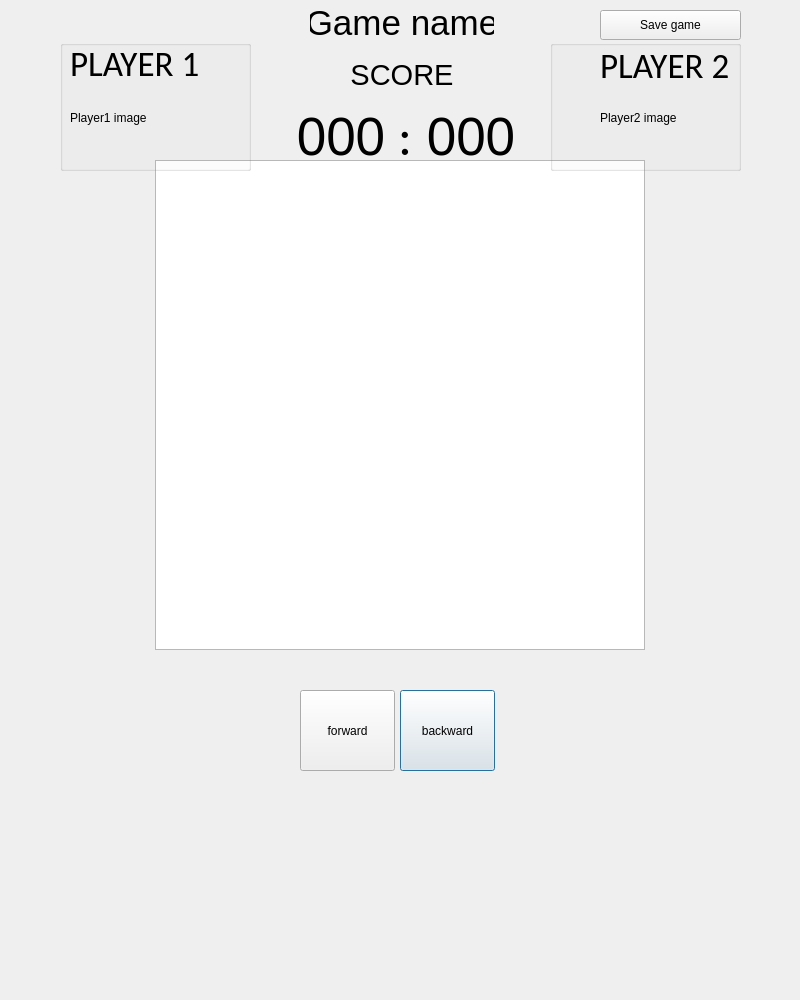
Old version of the form gui/dialog.ui in the repository mcyprian/ICP_Othello.
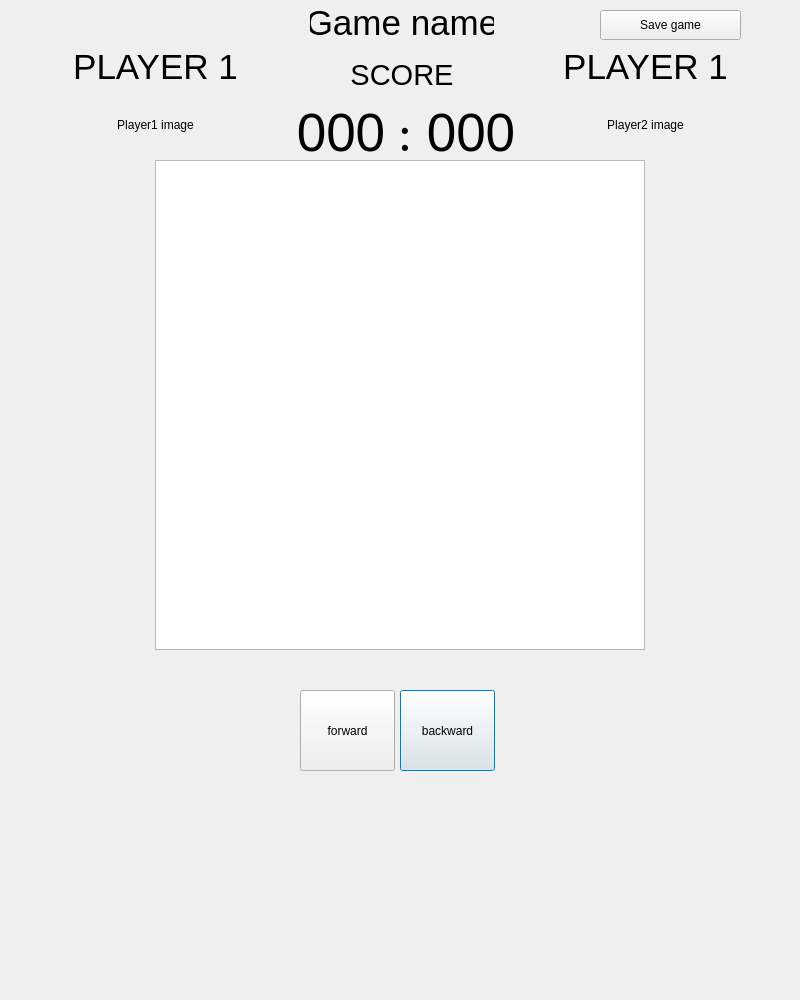
New version of the form.

Commit message: Small changes in dialog window

Patch:
```diff
--- a/gui/dialog.ui
+++ b/gui/dialog.ui
@@ -29,7 +29,7 @@
      <x>290</x>
      <y>102</y>
      <width>232</width>
-     <height>70</height>
+     <height>61</height>
     </rect>
    </property>
    <layout class="QHBoxLayout" name="horizontalLayout_2">
@@ -98,61 +98,33 @@
      <x>60</x>
      <y>40</y>
      <width>191</width>
-     <height>131</height>
+     <height>111</height>
     </rect>
    </property>
    <layout class="QVBoxLayout" name="verticalLayout">
     <item>
-     <widget class="QGroupBox" name="groupBox">
-      <property name="title">
-       <string/>
+     <widget class="QLabel" name="player1_name">
+      <property name="font">
+       <font>
+        <pointsize>26</pointsize>
+       </font>
       </property>
-      <widget class="QLabel" name="player1_image">
-       <property name="geometry">
-        <rect>
-         <x>10</x>
-         <y>38</y>
-         <width>131</width>
-         <height>80</height>
-        </rect>
-       </property>
-       <property name="maximumSize">
-        <size>
-         <width>131</width>
-         <height>16777215</height>
-        </size>
-       </property>
-       <property name="text">
-        <string>Player1 image</string>
-       </property>
-      </widget>
-      <widget class="QLabel" name="player1_name">
-       <property name="geometry">
-        <rect>
-         <x>10</x>
-         <y>-2</y>
-         <width>131</width>
-         <height>52</height>
-        </rect>
-       </property>
-       <property name="maximumSize">
-        <size>
-         <width>131</width>
-         <height>16777215</height>
-        </size>
-       </property>
-       <property name="font">
-        <font>
-         <family>Carlito</family>
-         <pointsize>26</pointsize>
-         <weight>50</weight>
-         <bold>false</bold>
-        </font>
-       </property>
-       <property name="text">
-        <string>PLAYER 1</string>
-       </property>
-      </widget>
+      <property name="text">
+       <string>PLAYER 1</string>
+      </property>
+      <property name="alignment">
+       <set>Qt::AlignCenter</set>
+      </property>
+     </widget>
+    </item>
+    <item>
+     <widget class="QLabel" name="player1_image">
+      <property name="text">
+       <string>Player1 image</string>
+      </property>
+      <property name="alignment">
+       <set>Qt::AlignCenter</set>
+      </property>
      </widget>
     </item>
    </layout>
@@ -163,64 +135,33 @@
      <x>550</x>
      <y>40</y>
      <width>191</width>
-     <height>131</height>
+     <height>111</height>
     </rect>
    </property>
    <layout class="QVBoxLayout" name="verticalLayout_2">
     <item>
-     <widget class="QGroupBox" name="groupBox_2">
-      <property name="layoutDirection">
-       <enum>Qt::RightToLeft</enum>
+     <widget class="QLabel" name="player2_name">
+      <property name="font">
+       <font>
+        <pointsize>26</pointsize>
+       </font>
       </property>
-      <property name="title">
-       <string/>
+      <property name="text">
+       <string>PLAYER 1</string>
       </property>
-      <widget class="QLabel" name="player2_image">
-       <property name="geometry">
-        <rect>
-         <x>50</x>
-         <y>38</y>
-         <width>131</width>
-         <height>80</height>
-        </rect>
-       </property>
-       <property name="maximumSize">
-        <size>
-         <width>131</width>
-         <height>16777215</height>
-        </size>
-       </property>
-       <property name="text">
-        <string>Player2 image</string>
-       </property>
-      </widget>
-      <widget class="QLabel" name="player2_name">
-       <property name="geometry">
-        <rect>
-         <x>50</x>
-         <y>0</y>
-         <width>131</width>
-         <height>52</height>
-        </rect>
-       </property>
-       <property name="maximumSize">
-        <size>
-         <width>131</width>
-         <height>16777215</height>
-        </size>
-       </property>
-       <property name="font">
-        <font>
-         <family>Carlito</family>
-         <pointsize>26</pointsize>
-         <weight>50</weight>
-         <bold>false</bold>
-        </font>
-       </property>
-       <property name="text">
-        <string>PLAYER 2</string>
-       </property>
-      </widget>
+      <property name="alignment">
+       <set>Qt::AlignCenter</set>
+      </property>
+     </widget>
+    </item>
+    <item>
+     <widget class="QLabel" name="player2_image">
+      <property name="text">
+       <string>Player2 image</string>
+      </property>
+      <property name="alignment">
+       <set>Qt::AlignCenter</set>
+      </property>
      </widget>
     </item>
    </layout>
@@ -254,8 +195,8 @@
   <widget class="QLabel" name="pl1_turn">
    <property name="geometry">
     <rect>
-     <x>210</x>
-     <y>70</y>
+     <x>250</x>
+     <y>60</y>
      <width>50</width>
      <height>50</height>
     </rect>
@@ -267,8 +208,8 @@
   <widget class="QLabel" name="pl2_turn">
    <property name="geometry">
     <rect>
-     <x>540</x>
-     <y>70</y>
+     <x>500</x>
+     <y>60</y>
      <width>50</width>
      <height>50</height>
     </rect>
@@ -290,7 +231,7 @@
     <string>Save game</string>
    </property>
   </widget>
-  <widget class="QWidget" name="">
+  <widget class="QWidget" name="layoutWidget">
    <property name="geometry">
     <rect>
      <x>310</x>
```
The commit also changes 3 other files.
